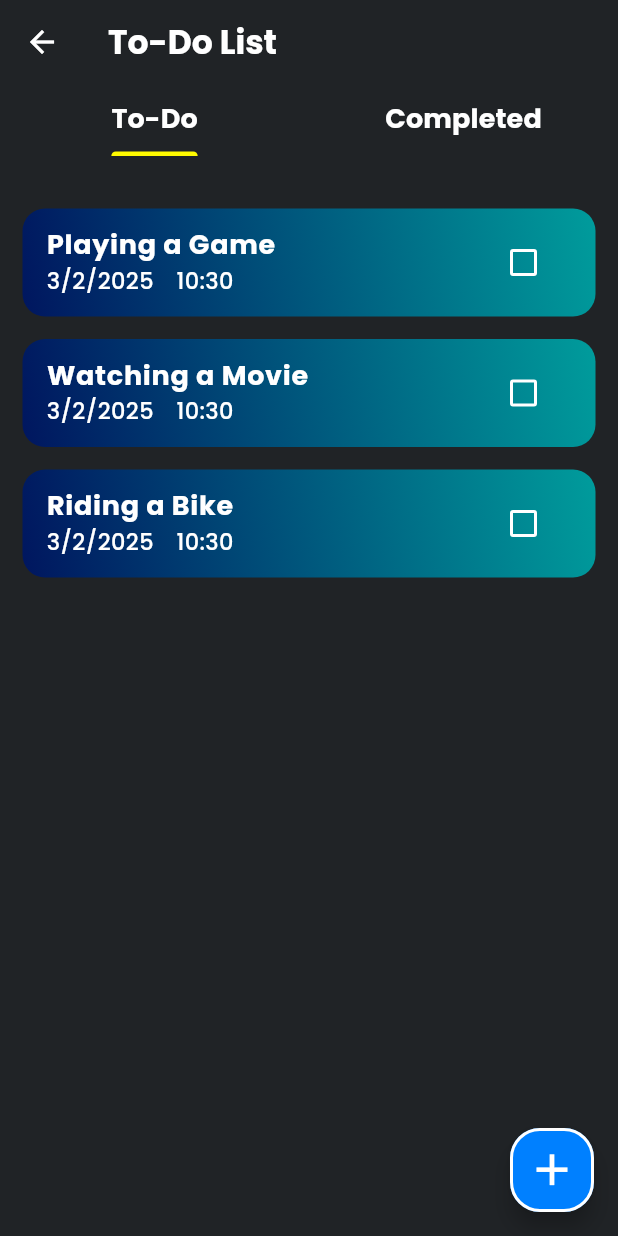
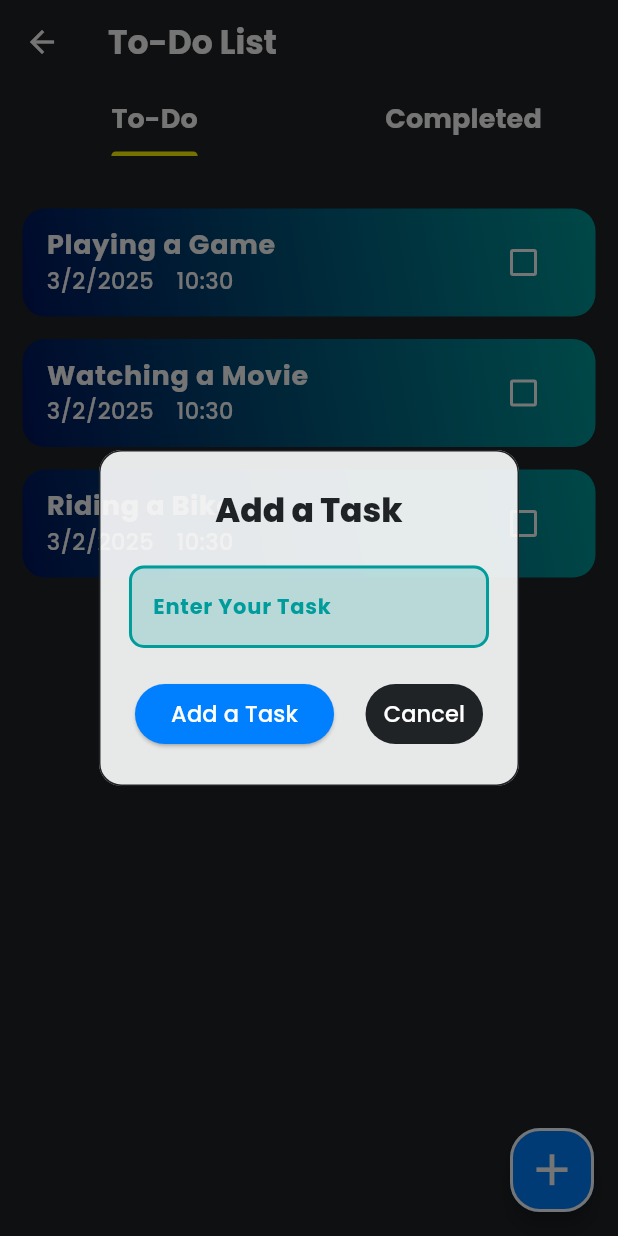
Before and after one commit to PAIshanMadusha/Note-Nest-Application, a Flutter app: the TodoListPage screen opened by its route, after a tap on the "add" icon, on a phone screen of 412 x 824 dp. Run offline on Flutter 3.47's test engine with Material 3 defaults, Android fonts, the light colour scheme and no system bars; our stand-ins replace go_router, google_fonts, hive, hive_flutter; accounts and stored records are empty.

Commit message:
Add a Task Function

```diff
--- a/lib/pages/todo_list_page.dart
+++ b/lib/pages/todo_list_page.dart
@@ -1,7 +1,9 @@
 import 'package:flutter/material.dart';
+import 'package:note_nest_application/app_helpers/snackbar.dart';
 import 'package:note_nest_application/models/todo_model.dart';
 import 'package:note_nest_application/services/todo_service.dart';
 import 'package:note_nest_application/utils/app_colors.dart';
+import 'package:note_nest_application/utils/app_constants.dart';
 import 'package:note_nest_application/utils/app_router.dart';
 import 'package:note_nest_application/utils/app_text_styles.dart';
 import 'package:note_nest_application/widgets/completed_tab.dart';
@@ -23,6 +25,14 @@ class _TodoListPageState extends State<TodoListPage>
   late List<TodoModel> completedTodos = [];
 
   TodoService todoService = TodoService();
+
+  final TextEditingController _taskController = TextEditingController();
+  @override
+  void dispose() {
+    _taskController.dispose();
+    _tabController.dispose();
+    super.dispose();
+  }
 
   @override
   void initState() {
@@ -48,6 +58,146 @@ class _TodoListPageState extends State<TodoListPage>
         incompletedTodos = allTodos.where((todo) => !todo.isDone).toList();
         //Completed
         completedTodos = allTodos.where((todo) => todo.isDone).toList();
+      },
+    );
+  }
+
+  //Method to Add Task
+  void _addaTask() async {
+    try {
+      if (_taskController.text.isNotEmpty) {
+        final TodoModel newTodo = TodoModel(
+          title: _taskController.text,
+          date: DateTime.now(),
+          time: DateTime.now(),
+          isDone: false,
+        );
+        await todoService.addTodo(newTodo);
+        setState(() {
+          allTodos.add(newTodo);
+          incompletedTodos.add(newTodo);
+        });
+        AppHelper.showSnackBar(context, "Task Added Successfully!");
+        Navigator.of(context).pop();
+      }
+    } catch (error) {
+      error.toString();
+    }
+  }
+
+  void openMessageModel(BuildContext context) {
+    showDialog(
+      context: context,
+      builder: (context) {
+        return AlertDialog(
+          shape: RoundedRectangleBorder(
+              borderRadius: BorderRadius.circular(
+                15,
+              ),
+              side: BorderSide(
+                color: AppColors.kBackGroundColor,
+                width: 1,
+              )),
+          // ignore: deprecated_member_use
+          backgroundColor: AppColors.kWhiteColor.withOpacity(0.9),
+          contentPadding: EdgeInsets.zero,
+          title: Padding(
+            padding: const EdgeInsets.all(
+              AppConstants.kDefaultPadding - 18,
+            ),
+            child: Text(
+              "Add a Task",
+              style: AppTextStyles.appTitle.copyWith(
+                color: AppColors.kBackGroundColor,
+                fontWeight: FontWeight.w800,
+                fontSize: 22,
+              ),
+              textAlign: TextAlign.center,
+            ),
+          ),
+          content: Padding(
+            padding: EdgeInsets.all(
+              AppConstants.kDefaultPadding,
+            ),
+            child: TextField(
+              controller: _taskController,
+              style: AppTextStyles.appSmallDescription.copyWith(
+                color: AppColors.kBackGroundColor,
+              ),
+              decoration: InputDecoration(
+                // ignore: deprecated_member_use
+                fillColor: AppColors.kCardColorG1.withOpacity(0.2),
+                filled: true,
+                enabledBorder: OutlineInputBorder(
+                    borderRadius: BorderRadius.circular(
+                      10,
+                    ),
+                    borderSide: BorderSide(
+                      color: AppColors.kCardColorG1,
+                      width: 2,
+                    )),
+                focusedBorder: OutlineInputBorder(
+                    borderRadius: BorderRadius.circular(
+                      20,
+                    ),
+                    borderSide: BorderSide(
+                      color: AppColors.kCardColorG1,
+                      width: 2,
+                    )),
+                hintText: "Enter Your Task",
+                hintStyle: AppTextStyles.appButton.copyWith(
+                  color: AppColors.kCardColorG1,
+                  fontSize: 14,
+                ),
+              ),
+            ),
+          ),
+          actions: [
+            ElevatedButton(
+              style: ButtonStyle(
+                shape: WidgetStatePropertyAll(
+                  RoundedRectangleBorder(
+                    borderRadius: BorderRadius.circular(100),
+                  ),
+                ),
+                backgroundColor: WidgetStatePropertyAll(
+                  AppColors.kFActionButtonColor,
+                ),
+              ),
+              onPressed: () {
+                _addaTask();
+              },
+              child: Text(
+                "Add a Task",
+                style: AppTextStyles.appSmallDescription,
+              ),
+            ),
+            SizedBox(
+              width: AppConstants.kSizedBoxValue - 15,
+            ),
+            TextButton(
+              style: ButtonStyle(
+                shape: WidgetStatePropertyAll(
+                  RoundedRectangleBorder(
+                    borderRadius: BorderRadius.circular(
+                      100,
+                    ),
+                  ),
+                ),
+                backgroundColor: WidgetStatePropertyAll(
+                  AppColors.kBackGroundColor,
+                ),
+              ),
+              onPressed: () {
+                Navigator.of(context).pop();
+              },
+              child: Text(
+                "Cancel",
+                style: AppTextStyles.appSmallDescription,
+              ),
+            ),
+          ],
+        );
       },
     );
   }
@@ -88,7 +238,9 @@ class _TodoListPageState extends State<TodoListPage>
         ),
       ),
       floatingActionButton: FloatingActionButton(
-        onPressed: () {},
+        onPressed: () {
+          openMessageModel(context);
+        },
         shape: RoundedRectangleBorder(
           borderRadius: BorderRadius.circular(20),
           side: BorderSide(
--- a/lib/services/todo_service.dart
+++ b/lib/services/todo_service.dart
@@ -58,4 +58,16 @@ class TodoService {
       error.toString();
     }
   }
+
+  //Add a Todo
+  Future<void> addTodo(TodoModel todo) async {
+    try {
+      final dynamic allTodos = await _myBox.get('todos');
+      allTodos.add(todo);
+
+      await _myBox.put('todos', allTodos);
+    } catch (error) {
+      error.toString();
+    }
+  }
 }
```
